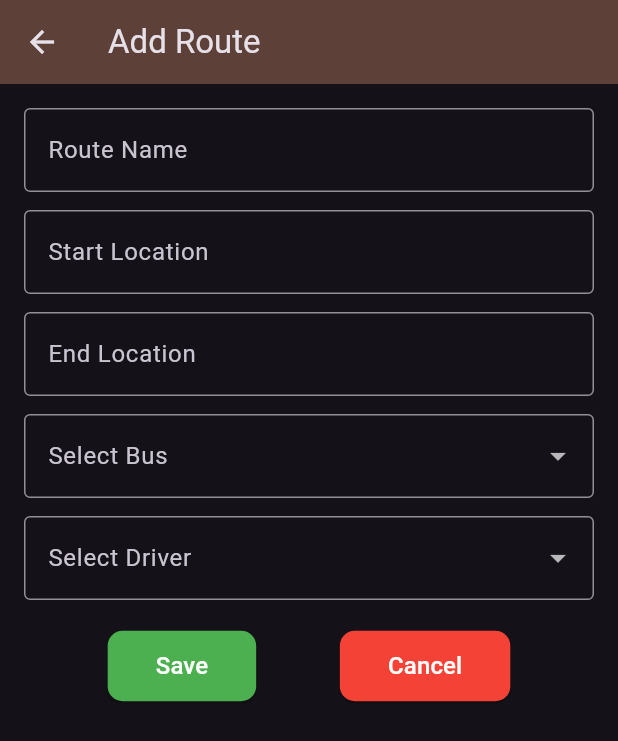
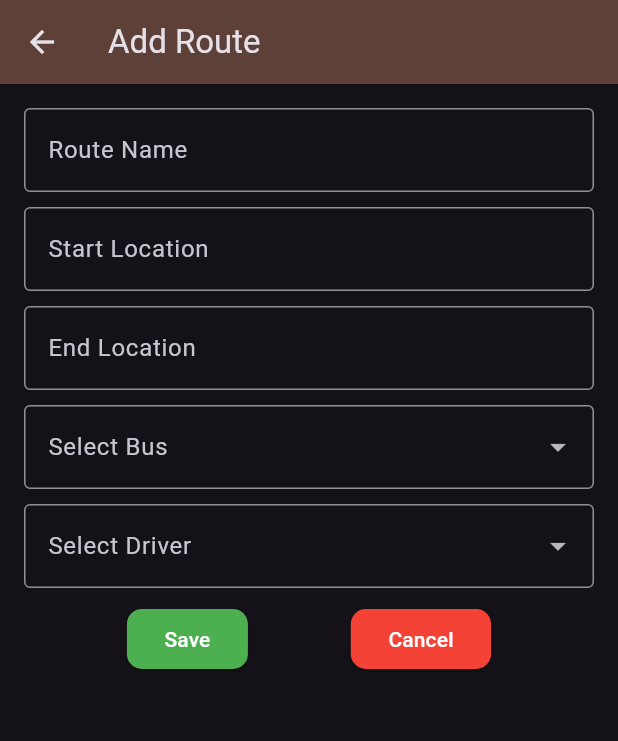
Before and after one commit to charankulal/Bus-Tracker, a Flutter app: the AddRoutePage screen opened directly, on a phone screen of 412 x 824 dp. Shown: the top 741 px of the screen. Run offline on Flutter 3.47's test engine with Material 3 defaults, Android fonts, the phone set to English and light mode, and no system bars; our stand-ins replace cloud_firestore, firebase_core; accounts and stored records are empty.

Commit message:
Fixed: Display Pixel overflow

```diff
--- a/lib/pages/admin/routes/add_routes_page.dart
+++ b/lib/pages/admin/routes/add_routes_page.dart
@@ -37,7 +37,8 @@ class _AddRoutePageState extends State<AddRoutePage> {
         title: Text("Add Route"),
         backgroundColor: Colors.brown.shade700,
       ),
-      body: Padding(
+      body: SingleChildScrollView(
+        child: Padding(
           padding: EdgeInsets.all(16.0),
           child: Column(
             crossAxisAlignment: CrossAxisAlignment.start,
@@ -46,17 +47,17 @@ class _AddRoutePageState extends State<AddRoutePage> {
                 controller: _routeNameController,
                 decoration: InputDecoration(labelText: "Route Name", border: OutlineInputBorder()),
               ),
-            SizedBox(height: 12),
+              SizedBox(height: 10),
               TextField(
                 controller: _startLocationController,
                 decoration: InputDecoration(labelText: "Start Location", border: OutlineInputBorder()),
               ),
-            SizedBox(height: 12),
+              SizedBox(height: 10),
               TextField(
                 controller: _endLocationController,
                 decoration: InputDecoration(labelText: "End Location", border: OutlineInputBorder()),
               ),
-            SizedBox(height: 12),
+              SizedBox(height: 10),
               DropdownButtonFormField<String>(
                 value: _selectedBus,
                 items: _busNumbers.map((bus) {
@@ -65,7 +66,7 @@ class _AddRoutePageState extends State<AddRoutePage> {
                 onChanged: (value) => setState(() => _selectedBus = value),
                 decoration: InputDecoration(labelText: "Select Bus", border: OutlineInputBorder()),
               ),
-            SizedBox(height: 12),
+              SizedBox(height: 10),
               DropdownButtonFormField<String>(
                 value: _selectedDriver,
                 items: _drivers.map((driver) {
@@ -74,37 +75,38 @@ class _AddRoutePageState extends State<AddRoutePage> {
                 onChanged: (value) => setState(() => _selectedDriver = value),
                 decoration: InputDecoration(labelText: "Select Driver", border: OutlineInputBorder()),
               ),
-            SizedBox(height: 20),
+              SizedBox(height: 10),
               Row(
                 mainAxisAlignment: MainAxisAlignment.spaceEvenly,
                 children: [
                   ElevatedButton(
                     style: ElevatedButton.styleFrom(
                       backgroundColor: Colors.green,
-                    padding: EdgeInsets.symmetric(vertical: 12, horizontal: 32),
+                      padding: EdgeInsets.symmetric(vertical: 7, horizontal: 25),
                       shape: RoundedRectangleBorder(borderRadius: BorderRadius.circular(10)),
                     ),
                     onPressed: () {
                       // Save Student Logic Here
                     },
-                  child: Text("Save", style: TextStyle(color: Colors.white, fontSize: 16)),
+                    child: Text("Save", style: TextStyle(color: Colors.white, fontSize: 14)),
                   ),
                   ElevatedButton(
                     style: ElevatedButton.styleFrom(
                       backgroundColor: Colors.red,
-                    padding: EdgeInsets.symmetric(vertical: 12, horizontal: 32),
+                      padding: EdgeInsets.symmetric(vertical: 7, horizontal: 25),
                       shape: RoundedRectangleBorder(borderRadius: BorderRadius.circular(10)),
                     ),
                     onPressed: () {
                       Navigator.pop(context);
                     },
-                  child: Text("Cancel", style: TextStyle(color: Colors.white, fontSize: 16)),
+                    child: Text("Cancel", style: TextStyle(color: Colors.white, fontSize: 14)),
                   ),
                 ],
               ),
             ],
           ),
         ),
+      ),
     );
   }
 }
```
Lines whose indentation alone changed are shown as unchanged.
